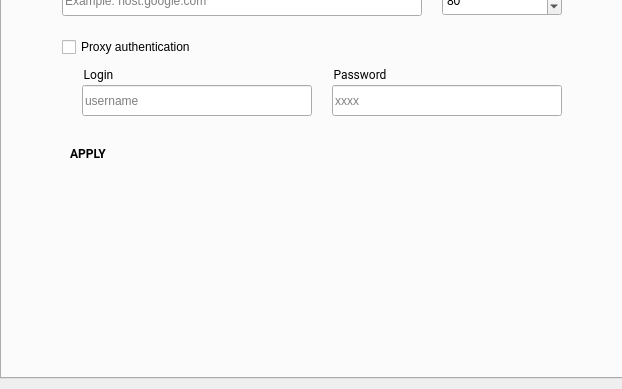
First picture: the form in android/android-emu/android/skin/qt/extended-pages/settings-page.ui, repository vicamo/libandroid-emugl, before the edit; both pictures show x 0 to 622 and y 191 to 580 of the 622 by 580 pixel window.
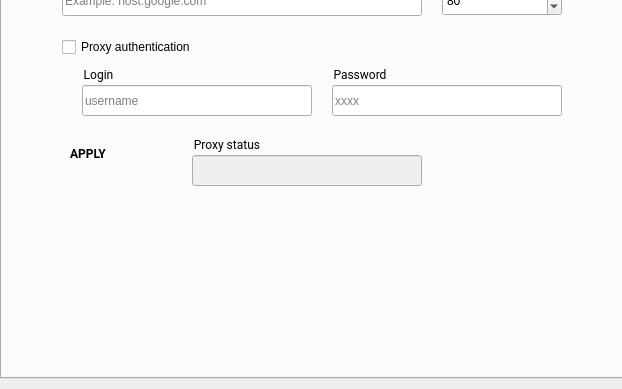
Second picture: the form after the edit. The open tabs and pages were chosen to show the change. Icons and pictures are not drawn. Custom widgets are drawn as their Qt base class.

Commit message:
[UI] Show results of configuring HTTP proxy
Accept a return code from the HTTP proxy agent and display
the status to the user.

Test: Manual

```diff
--- a/android/android-emu/android/skin/qt/extended-pages/settings-page.ui
+++ b/android/android-emu/android/skin/qt/extended-pages/settings-page.ui
@@ -979,6 +979,52 @@
       <bool>false</bool>
      </property>
     </widget>
+    <widget class="QLineEdit" name="set_proxyResults">
+     <property name="enabled">
+      <bool>false</bool>
+     </property>
+     <property name="geometry">
+      <rect>
+       <x>190</x>
+       <y>300</y>
+       <width>230</width>
+       <height>31</height>
+      </rect>
+     </property>
+     <property name="sizePolicy">
+      <sizepolicy hsizetype="Fixed" vsizetype="Fixed">
+       <horstretch>0</horstretch>
+       <verstretch>0</verstretch>
+      </sizepolicy>
+     </property>
+     <property name="readOnly">
+      <bool>false</bool>
+     </property>
+    </widget>
+    <widget class="QGroupBox" name="set_proxyResultsTitle">
+     <property name="geometry">
+      <rect>
+       <x>190</x>
+       <y>280</y>
+       <width>81</width>
+       <height>21</height>
+      </rect>
+     </property>
+     <property name="font">
+      <font>
+       <family>Roboto</family>
+      </font>
+     </property>
+     <property name="styleSheet">
+      <string notr="true">border: 0px;</string>
+     </property>
+     <property name="title">
+      <string>Proxy status</string>
+     </property>
+     <property name="ColorGroup" stdset="0">
+      <string>Title</string>
+     </property>
+    </widget>
     <zorder>set_useStudio</zorder>
     <zorder>set_noProxy</zorder>
     <zorder>set_manualConfig</zorder>
```
Left out of the diff: 2 changed lines with no effect on the pictures. The commit also changes 3 other files.
